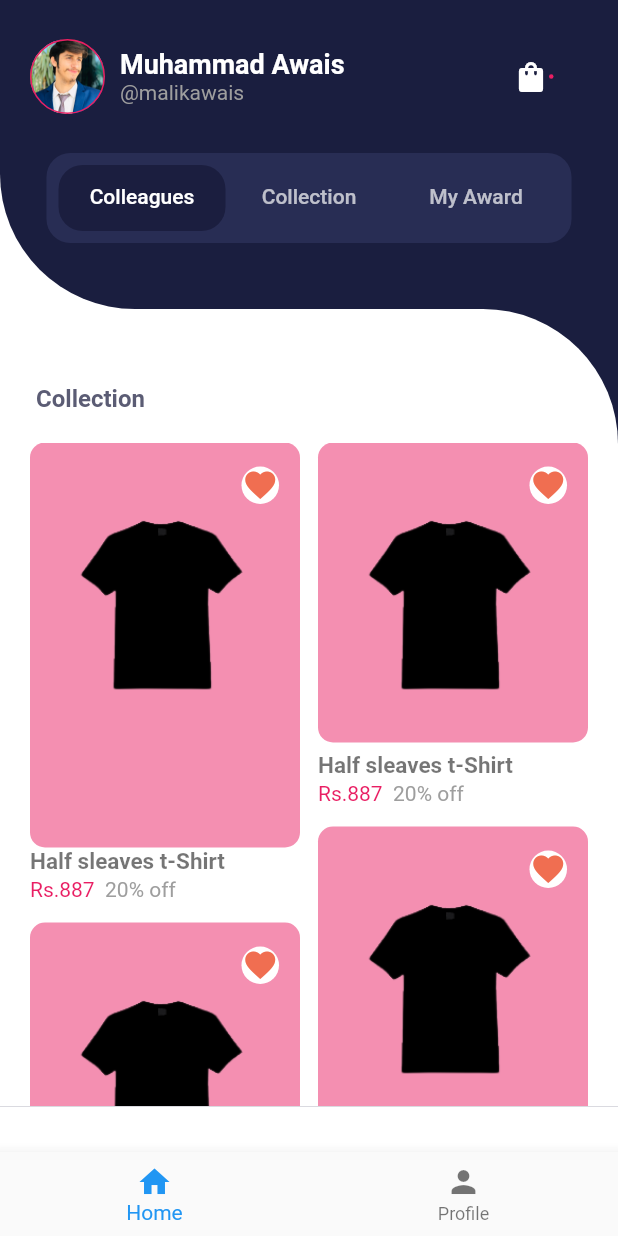
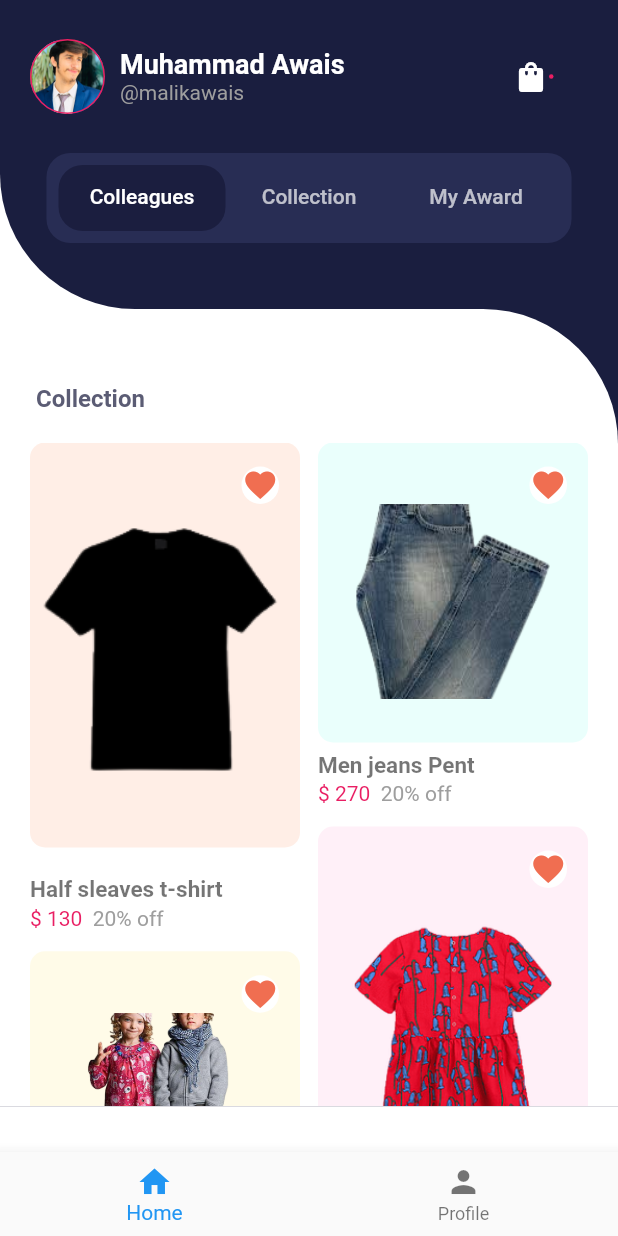
Before and after one commit to muhammadawaisyaseen/Ecommerce-UI-Design, a Flutter app: the screen it shows after launch, on a phone screen of 412 x 824 dp. Run offline on Flutter 3.47's test engine with Material 2 defaults, Android fonts, the phone set to English and light mode, and no system bars.

```diff
--- a/lib/screens/tabs/colleagues_tab.dart
+++ b/lib/screens/tabs/colleagues_tab.dart
@@ -5,27 +5,54 @@ import 'package:flutter/src/widgets/framework.dart';
 import 'package:flutter_staggered_grid_view/flutter_staggered_grid_view.dart';
 
 class ColleagueTab extends StatelessWidget {
-  const ColleagueTab({super.key});
+  ColleagueTab({super.key});
+
+  List<Color> tileColor = [
+    Color(0xFFffeee6),
+    Color(0xFFeafffc),
+    Color(0xFFfff0f8),
+    Color(0xFFfffbe8),
+    Color.fromARGB(255, 194, 210, 208),
+    Color.fromARGB(139, 229, 232, 238),
+  ];
+  List<String> productPhoto = [
+    'assets/images/shirt.png',
+    'assets/images/pent.png',
+    'assets/images/kids kameez.png',
+    'assets/images/kids pentshirt.png',
+    'assets/images/shalwar kameez.png',
+    'assets/images/sharwani.png'
+  ];
+  List<String> productName = [
+    'Half sleaves t-shirt',
+    'Men jeans Pent',
+    'Red cotton kids kameez',
+    'kids pentshirt',
+    'Men white shalwar kameez',
+    'Marriage sharwani'
+  ];
+  List<int> productPrice = [
+    130,
+    270,
+    410,
+    699,
+    371,
+    765,
+  ];
 
   @override
   Widget build(BuildContext context) {
     return Padding(
       padding: const EdgeInsets.only(left: 20, right: 20, top: 20),
       child: StaggeredGridView.countBuilder(
-        // shrinkWrap: true,
         staggeredTileBuilder: (index) =>
-            StaggeredTile.count(3, index.isOdd ? 4 : 5),
-        itemCount: 8,
-        // mainAxisExtent: 250,
+            StaggeredTile.count(3, index.isEven ? 5.3 : 4),
+        itemCount: 6,
         crossAxisCount: 6,
-
-        ///
         crossAxisSpacing: 12,
         mainAxisSpacing: 14,
-
         itemBuilder: (context, index) {
           return Container(
-            // height: 300,
             decoration: BoxDecoration(
               color: Colors.white,
               // color: Colors.yellow,
@@ -37,12 +64,11 @@ class ColleagueTab extends StatelessWidget {
                 //product and fav icon
                 Container(
                   decoration: BoxDecoration(
-                      color: Colors.pink[200],
+                      // color: Colors.pink[200],
+                      color: tileColor[index],
                       borderRadius: BorderRadius.circular(10)),
                   width: double.infinity,
-                  height: index.isOdd
-                      ? 200
-                      : 270, // (mainAxisExtent: 200 Total height of gridtile)
+                  height: index.isEven ? 270 : 200,
                   child: Column(
                     crossAxisAlignment: CrossAxisAlignment.end,
                     children: [
@@ -63,9 +89,10 @@ class ColleagueTab extends StatelessWidget {
                       ),
                       Center(
                         child: Image.asset(
-                          'assets/images/shirt.png',
-                          // width: double.infinity,
-                          // height: 130,
+                          // 'assets/images/pent.png',
+                          productPhoto[index],
+                          width: double.infinity,
+                          height: index.isOdd ? 130 : 200,
                           fit: BoxFit.cover,
                         ),
                       ),
@@ -74,12 +101,10 @@ class ColleagueTab extends StatelessWidget {
                 ),
 
                 //price and Name
-                // const SizedBox(
-                //   height: 6,
-                // ),
+
                 Spacer(),
-                const Text(
-                  'Half sleaves t-Shirt',
+                Text(
+                  productName[index],
                   style: TextStyle(
                       color: Colors.black54,
                       fontWeight: FontWeight.bold,
@@ -89,11 +114,13 @@ class ColleagueTab extends StatelessWidget {
                   height: 2,
                 ),
                 RichText(
-                    text: const TextSpan(
+                    text: TextSpan(
                         style: TextStyle(color: Colors.grey, fontSize: 14),
                         children: [
                       TextSpan(
-                          text: "Rs.887", style: TextStyle(color: Colors.pink)),
+                          // Text('Indian currency is ${currency}');
+                          text: '\$ ${productPrice[index].toString()}',
+                          style: TextStyle(color: Colors.pink)),
                       TextSpan(
                         text: '  ',
                       ),
@@ -101,6 +128,7 @@ class ColleagueTab extends StatelessWidget {
                         text: '20% off',
                       ),
                     ])),
+                ///////////////////////
               ],
             ),
           );
```
Also changed, not shown: assets/images/kids kameez.png (added), assets/images/kids pentshirt.png (added), assets/images/shalwar kameez.png (added), assets/images/sharwani.png (added).
